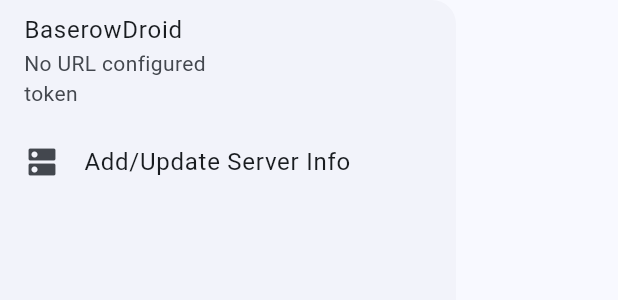
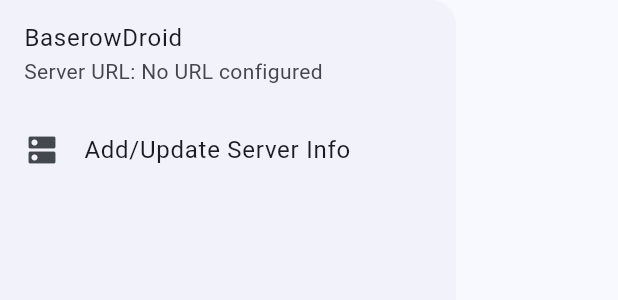
Before and after one commit to Aadityajoshi151/baserowdroid, a Flutter app: the Appdrawer widget shown alone on an empty page, opened directly, on a phone screen of 412 x 824 dp. Shown: the top 300 px of the screen. Run offline on Flutter 3.47's test engine with Material 3 defaults, Android fonts, the phone set to English and light mode, and no system bars; our stand-ins replace shared_preferences; accounts and stored records are empty.

Commit message:
chore: removes auth token from app drawer

```diff
--- a/lib/widgets/AppDrawer.dart
+++ b/lib/widgets/AppDrawer.dart
@@ -40,13 +40,12 @@
         children: [
           ListTile(
             title: Text(widget.title),
-            subtitle: Text("$server_url\n$auth_token"),
+            subtitle: Text("Server URL: $server_url"),
           ),
           ListTile(
             leading: const Icon(Icons.dns),
             title: const Text('Add/Update Server Info'),
             onTap: () {
-              debugPrint("add/update server URL pressed");
               Navigator.push(context, MaterialPageRoute(builder: (context) {
                 return const Serverdetails(title: 'Server Details');
               }));
```
